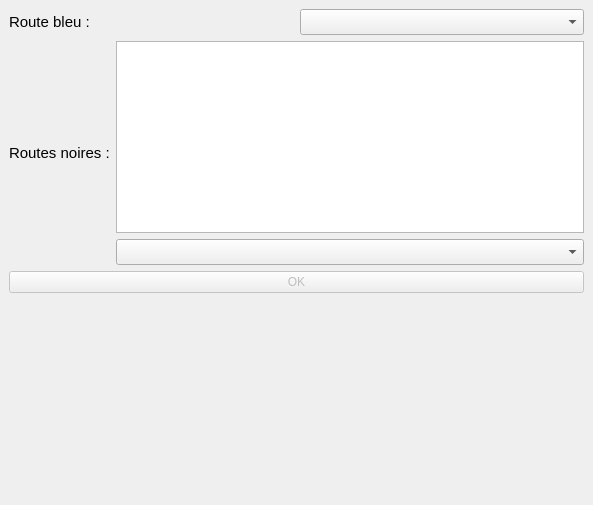
Before: the Qt Designer form SupressionRoute/SuppresionRoute_dockwidget_base.ui in StundFR/diagway, drawn with Qt 5.
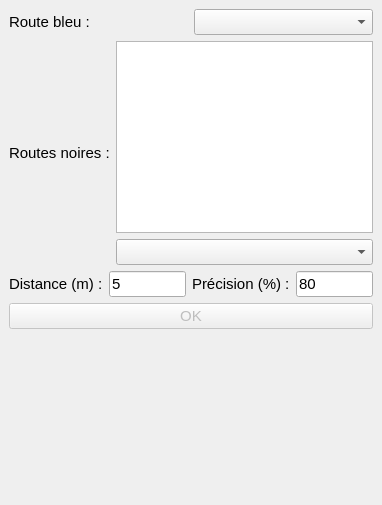
After: the same form once the commit is applied. Custom widgets are drawn as their Qt base class.

Commit message: Ajout précision et distance

The edit to the form file:
```diff
--- a/SupressionRoute/SuppresionRoute_dockwidget_base.ui
+++ b/SupressionRoute/SuppresionRoute_dockwidget_base.ui
@@ -6,7 +6,7 @@
    <rect>
     <x>0</x>
     <y>0</y>
-    <width>593</width>
+    <width>382</width>
     <height>505</height>
    </rect>
   </property>
@@ -14,11 +14,9 @@
    <string>SuppresionRoute</string>
   </property>
   <widget class="QWidget" name="dockWidgetContents">
-   <layout class="QVBoxLayout" name="verticalLayout_3">
-    <item>
-     <layout class="QVBoxLayout" name="verticalLayout_2">
-      <item>
-       <layout class="QHBoxLayout" name="horizontalLayout_2">
+   <layout class="QGridLayout" name="gridLayout">
+    <item row="0" column="0">
+     <layout class="QHBoxLayout" name="horizontalLayout">
         <item>
          <widget class="QLabel" name="label">
           <property name="font">
@@ -51,8 +49,8 @@
         </item>
        </layout>
       </item>
-      <item>
-       <layout class="QHBoxLayout" name="horizontalLayout">
+    <item row="1" column="0">
+     <layout class="QHBoxLayout" name="horizontalLayout_2">
         <item>
          <widget class="QLabel" name="label_2">
           <property name="font">
@@ -122,19 +120,82 @@
         </item>
        </layout>
       </item>
+    <item row="2" column="0">
+     <layout class="QHBoxLayout" name="horizontalLayout_5">
       <item>
+       <layout class="QHBoxLayout" name="horizontalLayout_3">
+        <item>
+         <widget class="QLabel" name="label_3">
+          <property name="font">
+           <font>
+            <pointsize>11</pointsize>
+           </font>
+          </property>
+          <property name="text">
+           <string>Distance (m) :</string>
+          </property>
+         </widget>
+        </item>
+        <item>
+         <widget class="QLineEdit" name="lineEdit_distance">
+          <property name="font">
+           <font>
+            <pointsize>11</pointsize>
+           </font>
+          </property>
+          <property name="text">
+           <string>5</string>
+          </property>
+         </widget>
+        </item>
+       </layout>
+      </item>
+      <item>
+       <layout class="QHBoxLayout" name="horizontalLayout_4">
+        <item>
+         <widget class="QLabel" name="label_4">
+          <property name="font">
+           <font>
+            <pointsize>11</pointsize>
+           </font>
+          </property>
+          <property name="text">
+           <string>Précision (%) :</string>
+          </property>
+         </widget>
+        </item>
+        <item>
+         <widget class="QLineEdit" name="lineEdit_precision">
+          <property name="font">
+           <font>
+            <pointsize>11</pointsize>
+           </font>
+          </property>
+          <property name="text">
+           <string>80</string>
+          </property>
+         </widget>
+        </item>
+       </layout>
+      </item>
+     </layout>
+    </item>
+    <item row="3" column="0">
        <widget class="QPushButton" name="push_ok">
         <property name="enabled">
          <bool>false</bool>
         </property>
+      <property name="font">
+       <font>
+        <pointsize>11</pointsize>
+       </font>
+      </property>
         <property name="text">
          <string>OK</string>
         </property>
        </widget>
       </item>
-     </layout>
-    </item>
-    <item>
+    <item row="4" column="0">
      <spacer name="verticalSpacer">
       <property name="orientation">
        <enum>Qt::Vertical</enum>
```
Lines whose indentation alone changed are shown as unchanged. The commit also changes 10 other files.
